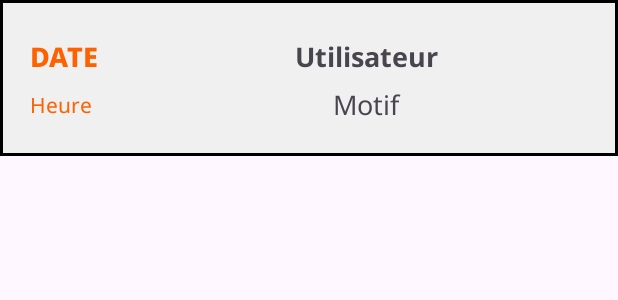
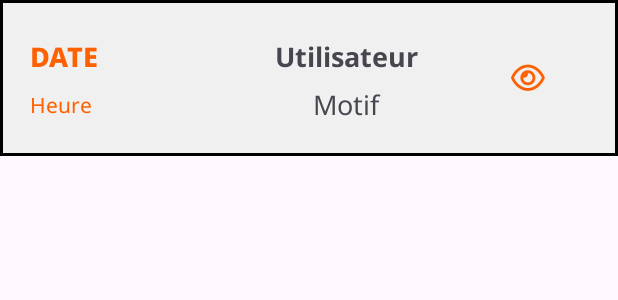
Before and after one commit to AroldMauger/soignemoi-appli, an Android app: the layout item_stay.xml on its own in the app's theme, with its tools: preview values and no code run, on a phone screen of 412 x 824 dp. Shown: the top 300 px of the screen. Run offline under Robolectric (Android 15) with nearby library versions, the phone set to English and light mode, and no system bars.

```diff
--- a/app/src/main/java/com/soignemoi/doctorapp/dashboard/DashboardViewModel.kt
+++ b/app/src/main/java/com/soignemoi/doctorapp/dashboard/DashboardViewModel.kt
@@ -18,7 +18,7 @@ class DashboardViewModel : ViewModel() {
                         callback()
                     }
                 }, {
-                    Log.e("DashboardViewModel", "Failed to load appointments: ${it.message}")
+                    Log.e("DashboardViewModel", "Failed to load stays: ${it.message}")
                 }
             ))
     }
--- a/app/src/main/java/com/soignemoi/doctorapp/dashboard/staylist/StayListFragment.kt
+++ b/app/src/main/java/com/soignemoi/doctorapp/dashboard/staylist/StayListFragment.kt
@@ -32,8 +32,8 @@ class StayListFragment : Fragment(), StayAdapter.Listener{
             list.layoutManager = LinearLayoutManager(context)
         }
     }
-    override fun onItemSelected(appointment: GetStaysResponse) {
-        viewModel.selectedStay= appointment
+    override fun onItemSelected(stay: GetStaysResponse) {
+        viewModel.selectedStay= stay
         findNavController().navigateSafe(R.id.from_list_to_opinion)
     }
 }
--- a/app/src/main/res/layout/item_stay.xml
+++ b/app/src/main/res/layout/item_stay.xml
@@ -77,6 +77,18 @@
 
     </LinearLayout>
 
+    <TextView
+        android:id="@+id/seeMore"
+        android:layout_weight="1"
+        android:layout_width="wrap_content"
+        android:layout_height="wrap_content"
+        android:textSize="20sp"
+        android:text="\uf06e"
+        android:fontFamily="@font/fa_regular400"
+        android:layout_gravity="center"
+        android:gravity="center"
+        android:textColor="@color/orange"
 
+        />
 
 </LinearLayout>
--- a/app/src/main/res/navigation/dashboard_navigation.xml
+++ b/app/src/main/res/navigation/dashboard_navigation.xml
@@ -3,10 +3,10 @@
     xmlns:android="http://schemas.android.com/apk/res/android"
     xmlns:app="http://schemas.android.com/apk/res-auto"
     xmlns:tools="http://schemas.android.com/tools"
-    app:startDestination="@+id/appointment_list">
+    app:startDestination="@+id/stay_list">
 
     <fragment
-        android:id="@+id/appointment_list"
+        android:id="@+id/stay_list"
         android:name="com.soignemoi.doctorapp.dashboard.staylist.StayListFragment"
         tools:layout="@layout/fragment_dashboard">
         <action
```
Also changed, not shown: app/src/main/java/com/soignemoi/doctorapp/Api.kt (+13 -10 lines), app/src/main/java/com/soignemoi/doctorapp/LoginViewModel.kt (deleted, +0 -9 lines), app/src/main/java/com/soignemoi/doctorapp/MainActivity.kt (+17 -6 lines), app/src/main/java/com/soignemoi/doctorapp/dashboard/staylist/StayAdapter.kt (+5 -3 lines), app/src/main/java/com/soignemoi/doctorapp/login/LoginViewModel.kt (+32 -14 lines).
